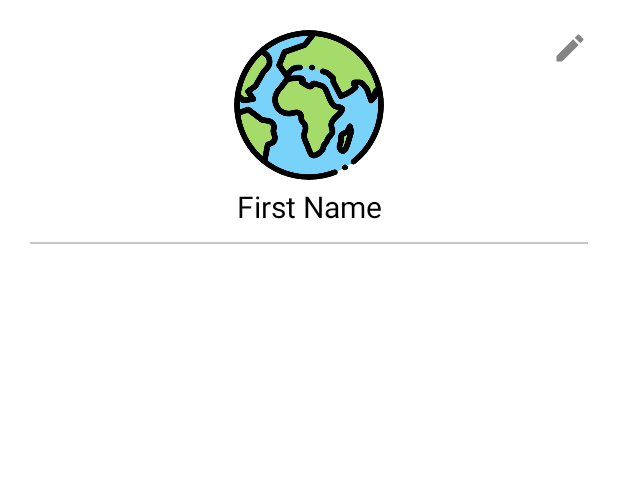
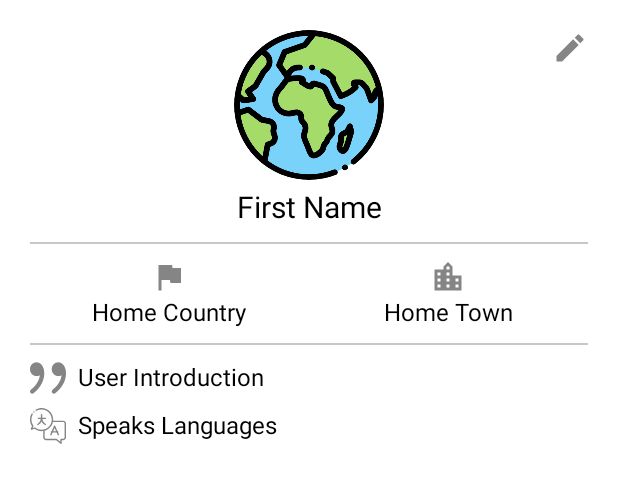
Before and after one commit to Floatjitsu/Meet-A-Local, an Android app: the layout fragment_profile_user.xml on its own in the app's theme, with its tools: preview values and no code run, on a phone screen of 412 x 824 dp. Shown: the top 483 px of the screen. Run offline under Robolectric (Android 15) with nearby library versions, the phone set to English and light mode, and no system bars.

Commit message:
finished profile fragment for testing

```diff
--- a/app/src/main/res/drawable/ic_flag_grey_24dp.xml
+++ b/app/src/main/res/drawable/ic_flag_grey_24dp.xml
@@ -1,4 +1,4 @@
-<vector android:height="24dp" android:tint="#C7C7C7"
+<vector android:height="24dp" android:tint="#858585"
     android:viewportHeight="24.0" android:viewportWidth="24.0"
     android:width="24dp" xmlns:android="http://schemas.android.com/apk/res/android">
     <path android:fillColor="#FF000000" android:pathData="M14.4,6L14,4H5v17h2v-7h5.6l0.4,2h7V6z"/>
--- /dev/null
+++ b/app/src/main/res/drawable/ic_home_town_grey_24dp.xml
@@ -0,0 +1,5 @@
+<vector android:height="24dp" android:tint="#858585"
+    android:viewportHeight="24.0" android:viewportWidth="24.0"
+    android:width="24dp" xmlns:android="http://schemas.android.com/apk/res/android">
+    <path android:fillColor="#FF000000" android:pathData="M15,11L15,5l-3,-3 -3,3v2L3,7v14h18L21,11h-6zM7,19L5,19v-2h2v2zM7,15L5,15v-2h2v2zM7,11L5,11L5,9h2v2zM13,19h-2v-2h2v2zM13,15h-2v-2h2v2zM13,11h-2L11,9h2v2zM13,7h-2L11,5h2v2zM19,19h-2v-2h2v2zM19,15h-2v-2h2v2z"/>
+</vector>
--- /dev/null
+++ b/app/src/main/res/drawable/ic_languages.xml
@@ -0,0 +1,7 @@
+<vector android:height="24dp" android:viewportHeight="512"
+    android:viewportWidth="512" android:width="24dp" xmlns:android="http://schemas.android.com/apk/res/android">
+    <path android:fillColor="#858585" android:pathData="m470,180h-140.645c0.445,-4.934 0.688,-9.93 0.688,-14.98 0,-90.992 -74.031,-165.02 -165.023,-165.02 -28.984,0 -57.496,7.625 -82.453,22.047 -4.781,2.762 -6.418,8.879 -3.656,13.66 2.766,4.785 8.883,6.418 13.664,3.656 21.918,-12.668 46.969,-19.363 72.445,-19.363 79.965,0 145.023,65.055 145.023,145.02 0,79.965 -65.059,145.023 -145.023,145.023 -33.473,0 -64.918,-11.09 -90.938,-32.066 -2.609,-2.102 -6.066,-2.73 -9.215,-1.766l-26.543,6.941 10.398,-22.852c1.496,-3.281 1.105,-7.109 -1.016,-10.027 -18.125,-24.895 -27.707,-54.375 -27.707,-85.254 0,-25.543 6.73,-50.656 19.465,-72.621 2.77,-4.781 1.141,-10.898 -3.637,-13.668s-10.895,-1.145 -13.668,3.637c-14.496,25.008 -22.16,53.59 -22.16,82.652 0,33.16 9.715,64.914 28.152,92.199l-16.742,36.785c-1.602,3.512 -1.035,7.629 1.449,10.582 2.484,2.953 6.445,4.211 10.18,3.234l42.527,-11.117c28.508,21.535 63.621,33.34 99.453,33.34 7.801,0 15.469,-0.559 22.98,-1.609v87.566c0,23.156 18.84,42 41.996,42h141.434l63.238,51.738c1.82,1.492 4.066,2.258 6.332,2.258 1.457,0 2.918,-0.316 4.281,-0.961 3.492,-1.656 5.719,-5.172 5.719,-9.039v-43.996h19c23.16,0 42,-18.844 42,-42v-194c0,-23.16 -18.84,-42 -42,-42zM492,416c0,12.129 -9.867,22 -22,22h-29c-5.523,0 -10,4.477 -10,10v32.895l-49.391,-40.41c-2.723,-2.484 -5.105,-2.484 -10.461,-2.484h-141.152c-12.129,0 -21.996,-9.871 -21.996,-22v-91.648c59.152,-15.973 105.238,-64.074 118.297,-124.352h143.703c12.133,0 22,9.867 22,22zM492,416"/>
+    <path android:fillColor="#858585" android:pathData="m399.762,348.605c3.391,-1.598 5.742,-5.039 5.742,-9.039 0,-5.52 -4.477,-10 -10,-10h-4.094l-32.25,-73.5c-1.598,-3.637 -5.191,-5.984 -9.16,-5.984s-7.563,2.348 -9.156,5.984l-32.25,73.5h-4.094c-5.523,0 -10,4.48 -10,10 0,4 2.352,7.441 5.742,9.039l-12.012,27.375c-2.219,5.059 0.082,10.957 5.137,13.176 5.059,2.219 10.957,-0.082 13.176,-5.141l15.117,-34.449h56.684l15.117,34.449c1.645,3.75 5.313,5.984 9.164,5.984 1.34,0 2.703,-0.27 4.012,-0.844 5.055,-2.219 7.359,-8.117 5.137,-13.176zM330.434,329.566 L350,284.973 369.566,329.566zM330.434,329.566"/>
+    <path android:fillColor="#858585" android:pathData="m55.402,65.398c2.629,0 5.207,-1.07 7.07,-2.93 1.859,-1.859 2.93,-4.438 2.93,-7.07 0,-2.629 -1.07,-5.207 -2.93,-7.07 -1.863,-1.859 -4.441,-2.93 -7.07,-2.93 -2.641,0 -5.211,1.07 -7.07,2.93 -1.859,1.863 -2.93,4.441 -2.93,7.07 0,2.633 1.07,5.211 2.93,7.07 1.859,1.863 4.438,2.93 7.07,2.93zM55.402,65.398"/>
+    <path android:fillColor="#858585" android:pathData="m105.328,225.879c-4.844,2.656 -6.617,8.734 -3.961,13.578 1.82,3.316 5.246,5.195 8.777,5.195 1.625,0 3.273,-0.398 4.801,-1.234 22.301,-12.23 39.457,-31.254 49.492,-53.688 10.039,22.434 27.191,41.457 49.492,53.688 1.527,0.836 3.176,1.234 4.801,1.234 3.531,0 6.957,-1.879 8.777,-5.195 2.656,-4.844 0.883,-10.922 -3.961,-13.578 -26.105,-14.316 -43.676,-39.902 -48.039,-68.813h44.398c5.523,0 10,-4.477 10,-10 0,-5.523 -4.477,-10 -10,-10h-45.469v-41.672c0,-5.523 -4.477,-10 -10,-10s-10,4.477 -10,10v41.672h-36.125c-5.523,0 -10,4.477 -10,10 0,5.523 4.477,10 10,10h35.055c-4.363,28.91 -21.934,54.5 -48.039,68.813zM105.328,225.879"/>
+</vector>
--- /dev/null
+++ b/app/src/main/res/drawable/ic_quotations.xml
@@ -0,0 +1,5 @@
+<vector android:height="24dp" android:viewportHeight="255.226"
+    android:viewportWidth="255.226" android:width="24dp" xmlns:android="http://schemas.android.com/apk/res/android">
+    <path android:fillColor="#858585" android:pathData="M76.532,27.975l-7.405,-5.244l-0.254,-0.191l-0.477,-0.191l-5.403,-2.574l0.159,0.381c-5.117,-2.098 -10.488,-3.591 -16.336,-3.591C20.945,16.565 0,38.336 0,65.192s20.976,48.627 46.816,48.627c8.295,0 15.955,-2.415 22.724,-6.356c-2.32,25.998 -15.415,63.915 -63.406,102.594c-6.706,5.403 -7.946,15.446 -2.733,22.407c3.051,4.1 7.596,6.198 12.173,6.198c3.305,0 6.611,-1.112 9.439,-3.337c58.893,-47.547 73.608,-96.364 75.579,-128.973c3.369,-41.699 -9.28,-63.629 -20.849,-75.07L76.532,27.975z"/>
+    <path android:fillColor="#858585" android:pathData="M233.76,31.28l-3.242,-3.305l-7.374,-5.244l-0.254,-0.191l-0.509,-0.191l-5.403,-2.574l0.159,0.381c-5.117,-2.098 -10.52,-3.591 -16.368,-3.591c-25.839,0 -46.752,21.771 -46.752,48.627s20.913,48.627 46.816,48.627c8.295,0 15.955,-2.415 22.724,-6.356c-2.288,25.998 -15.383,63.915 -63.374,102.594c-6.738,5.403 -7.946,15.446 -2.733,22.407c3.051,4.1 7.596,6.198 12.173,6.198c3.305,0 6.611,-1.112 9.439,-3.337c58.925,-47.547 73.608,-96.364 75.611,-128.973C258.042,64.652 245.393,42.722 233.76,31.28z"/>
+</vector>
--- a/app/src/main/res/layout/fragment_profile_user.xml
+++ b/app/src/main/res/layout/fragment_profile_user.xml
@@ -38,12 +38,87 @@
         android:text="@string/sign_up_first_name"/>
 
     <View
-        android:id="@+id/view_line_separator"
+        android:id="@+id/view_line_separator_1"
         android:layout_width="match_parent"
         android:layout_height="1dp"
         app:layout_constraintTop_toBottomOf="@id/text_profile_first_name"
         android:background="@color/colorSecondaryDark"
         android:layout_marginTop="10dp"/>
 
+    <LinearLayout
+        android:id="@+id/linear_layout_country_home_town"
+        android:layout_width="match_parent"
+        android:layout_height="wrap_content"
+        android:orientation="horizontal"
+        app:layout_constraintTop_toBottomOf="@id/view_line_separator_1"
+        android:layout_marginTop="10dp">
+
+       <TextView
+           android:layout_width="0dp"
+           android:layout_height="wrap_content"
+           android:layout_weight="1"
+           android:textSize="16sp"
+           android:textColor="@color/textColor"
+           android:layout_gravity="center"
+           android:gravity="center"
+           android:text="@string/sign_up_home_country"
+           android:drawableTop="@drawable/ic_flag_grey_24dp"/>
+
+        <TextView
+            android:layout_width="0dp"
+            android:layout_height="wrap_content"
+            android:layout_weight="1"
+            android:textSize="16sp"
+            android:textColor="@color/textColor"
+            android:layout_gravity="center"
+            android:gravity="center"
+            android:text="@string/sign_up_home_town"
+            android:drawableTop="@drawable/ic_home_town_grey_24dp"/>
+
+    </LinearLayout>
+
+    <View
+        android:id="@+id/view_line_separator_2"
+        android:layout_width="match_parent"
+        android:layout_height="1dp"
+        app:layout_constraintTop_toBottomOf="@id/linear_layout_country_home_town"
+        android:background="@color/colorSecondaryDark"
+        android:layout_marginTop="10dp"/>
+
+    <!-- Need for a separate ImageView for long user introductions with breaks -->
+    <ImageView
+        android:id="@+id/image_quotation_marks"
+        android:layout_width="wrap_content"
+        android:layout_height="wrap_content"
+        app:layout_constraintTop_toBottomOf="@id/view_line_separator_2"
+        app:layout_constraintLeft_toLeftOf="parent"
+        android:layout_marginTop="10dp"
+        android:src="@drawable/ic_quotations"
+        android:contentDescription="@string/profile_about_introduction"/>
+
+    <TextView
+        android:id="@+id/text_profile_user_introduction"
+        android:layout_width="wrap_content"
+        android:layout_height="wrap_content"
+        app:layout_constraintTop_toBottomOf="@id/view_line_separator_2"
+        app:layout_constraintLeft_toRightOf="@id/image_quotation_marks"
+        android:layout_marginTop="10dp"
+        android:layout_marginStart="8dp"
+        android:textSize="16sp"
+        android:textColor="@color/textColor"
+        android:text="@string/profile_about_introduction"
+        android:drawablePadding="10dp"
+        app:layout_constrainedWidth="true"/>
+
+    <TextView
+        android:layout_width="match_parent"
+        android:layout_height="wrap_content"
+        app:layout_constraintTop_toBottomOf="@id/text_profile_user_introduction"
+        android:layout_marginTop="10dp"
+        android:textSize="16sp"
+        android:textColor="@color/textColor"
+        android:text="@string/profile_about_languages"
+        android:drawableStart="@drawable/ic_languages"
+        android:drawablePadding="8dp"/>
 
 </androidx.constraintlayout.widget.ConstraintLayout>
--- a/app/src/main/res/values/strings.xml
+++ b/app/src/main/res/values/strings.xml
@@ -49,5 +49,7 @@
 
     <!-- Profile User -->
     <string name="profile_edit_profile">Edit Profile</string>
+    <string name="profile_about_introduction">User Introduction</string>
+    <string name="profile_about_languages">Speaks Languages</string>
 
 </resources>
```
